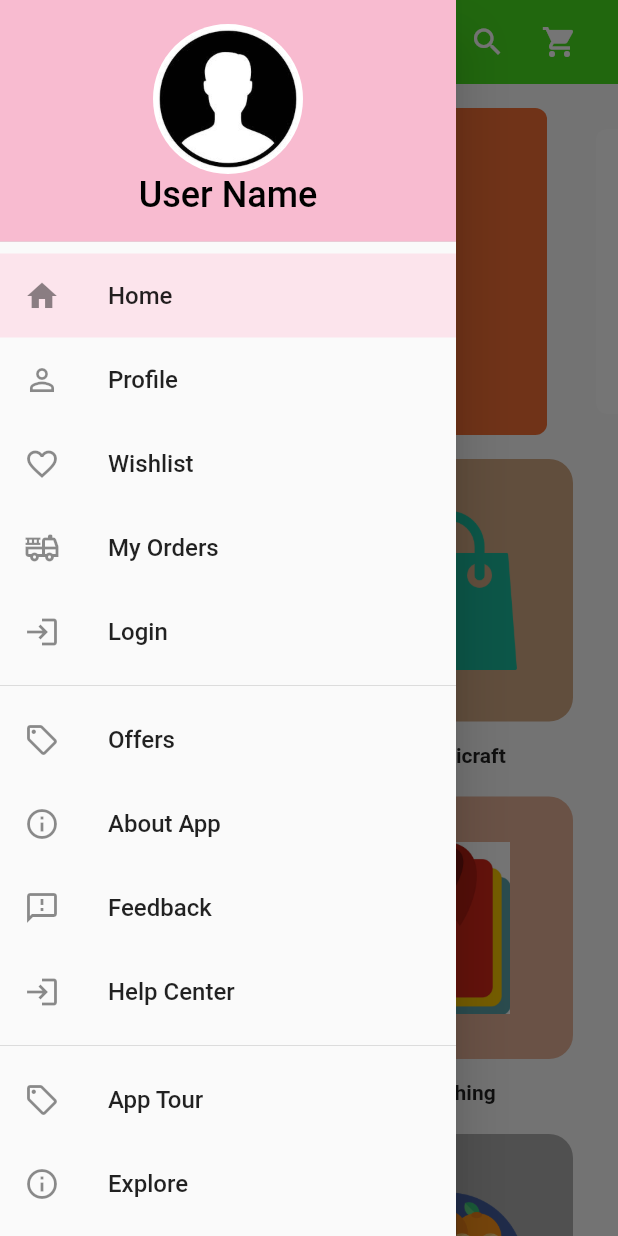
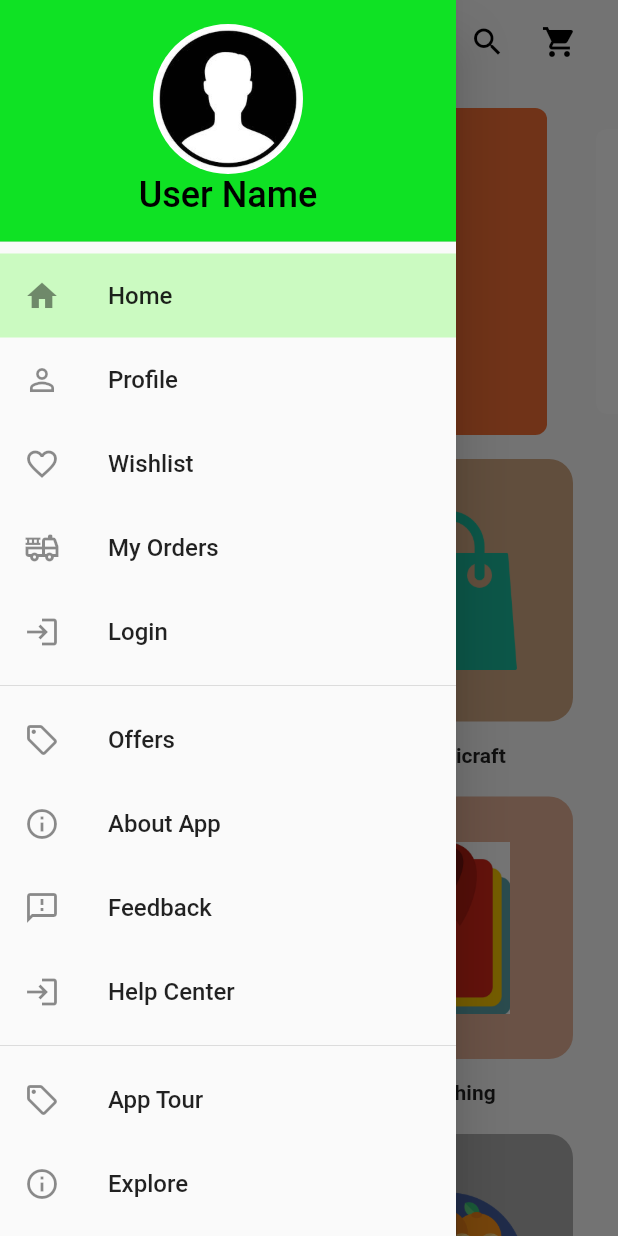
Before and after one commit to Thirumathikart/thirumathikart-client, a Flutter app: the HomePage screen opened by its route, with the side drawer open, on a phone screen of 412 x 824 dp. Run offline on Flutter 3.47's test engine with Material 2 defaults, Android fonts, the phone set to English and light mode, and no system bars; drawn by our look-alikes of carousel_slider; our stand-ins replace font_awesome_flutter, get, get_storage, google_fonts, smooth_page_indicator; accounts and stored records are empty; Roboto replaces fonts that are missing (Brawler).

Commit message:
fix: Add flow to app,themes fixes,app bar fixes (#17)
* fix: Add flow to app,themes fixes,app bar fixes

* fix: Change background color in login and register

```diff
--- a/lib/config/themes.dart
+++ b/lib/config/themes.dart
@@ -4,16 +4,16 @@ class AppTheme {
   static Color bg = const Color(0xFFFFFFFF);
   static Color textPrimary = Colors.black;
   static Color textSecondary = Colors.white;
-  static Color unSelected = const Color.fromARGB(255, 133, 153, 180);
+  static Color unSelected = const Color.fromARGB(255, 40, 153, 61);
   static Color selected = const Color(0xFF0F1113);
   static Color google = const Color(0xFFFF7722);
   static Color facebook = const Color(0xFF138808);
   static Color chakra = const Color.fromARGB(255, 13, 13, 173);
-  static Color navColor = const Color(0xFFF8BBD0);
-  static Color navHighlight = const Color(0xFFFCE4EC);
+  static Color navColor = const Color.fromARGB(255, 15, 226, 36);
+  static Color navHighlight = const Color.fromARGB(255, 203, 250, 193);
   static Color subtle = const Color.fromRGBO(251, 242, 207, 1);
-  static Color card = const Color.fromARGB(100, 192, 220, 236);
+  static Color card = const Color(0xFFFFFFFF);
   static Color bigButton = const Color.fromARGB(255, 255, 127, 80);
   static Color smallButton = const Color.fromARGB(255, 40, 153, 61);
-  static Color searchBar = const Color.fromARGB(255, 236, 208, 192);
+  static Color searchBar = const Color.fromARGB(167, 222, 225, 226);
 }
--- a/lib/main.dart
+++ b/lib/main.dart
@@ -29,7 +29,7 @@ class Thirumathikart extends StatelessWidget {
             textTheme:
                 GoogleFonts.brawlerTextTheme(Theme.of(context).textTheme)),
         debugShowCheckedModeBanner: false,
-        initialRoute: NavigationRoutes.loginRoute,
+        initialRoute: NavigationRoutes.authRoute,
         getPages: NavigationPages.getPages(),
       );
 }
--- a/lib/views/auth.dart
+++ b/lib/views/auth.dart
@@ -14,7 +14,7 @@ class AuthPage extends GetView<AuthController> {
   Widget build(BuildContext context) => Scaffold(
         backgroundColor: AppTheme.bg,
         drawer: const NavWidget(),
-        appBar: appBar('Sign-In'),
+        appBar: appBar('ThirumathiKart'),
         body: SafeArea(
           child: Column(
             mainAxisAlignment: MainAxisAlignment.spaceEvenly,
--- a/lib/views/home.dart
+++ b/lib/views/home.dart
@@ -1,5 +1,5 @@
 import 'package:flutter/material.dart';
-import 'package:thirumathikart_app/widgets/home/appbar_home.dart';
+import 'package:thirumathikart_app/widgets/app_bar.dart';
 import 'package:thirumathikart_app/widgets/home/home_body.dart';
 import 'package:get/get_state_manager/get_state_manager.dart';
 import 'package:thirumathikart_app/controllers/home_controller.dart';
@@ -10,7 +10,7 @@ class HomePage extends GetView<HomeController> {
 
   @override
   Widget build(BuildContext context) => Scaffold(
-      appBar: const BuildAppBar(),
+      appBar: appBar('Home'),
       drawer: const NavWidget(),
       body: Center(
         child: Column(
--- a/lib/views/register.dart
+++ b/lib/views/register.dart
@@ -1,4 +1,5 @@
 import 'package:flutter/material.dart';
+import 'package:thirumathikart_app/widgets/app_bar.dart';
 import 'package:thirumathikart_app/widgets/button/register_button.dart';
 import 'package:thirumathikart_app/constants/textfield_constants.dart';
 
@@ -9,15 +10,16 @@ class RegisterPage extends StatelessWidget {
   Widget build(BuildContext context) {
     double deviceHeight = MediaQuery.of(context).size.height;
     return Scaffold(
+        appBar: appBar('Register'),
         body: SingleChildScrollView(
             child: ConstrainedBox(
                 constraints: BoxConstraints(
-                  minHeight: deviceHeight,
+                  minHeight: deviceHeight * 0.85,
                 ),
                 child: Container(
                     padding: const EdgeInsets.all(20),
                     decoration: const BoxDecoration(
-                      color: Color.fromRGBO(251, 242, 207, 1),
+                      color: Colors.white,
                     ),
                     child: Center(
                         child: Card(
--- a/lib/widgets/NavBar/nav_item.dart
+++ b/lib/widgets/NavBar/nav_item.dart
@@ -21,5 +21,5 @@ class NavItemWidget extends StatelessWidget {
             title,
             style: const TextStyle(fontSize: 16),
           ),
-          onTap: () => Get.toNamed(toRoute ?? NavigationRoutes.main)));
+          onTap: () => Get.offAllNamed(toRoute ?? NavigationRoutes.main)));
 }
--- a/lib/widgets/app_bar.dart
+++ b/lib/widgets/app_bar.dart
@@ -1,5 +1,7 @@
+import 'package:get/get.dart';
 import 'package:thirumathikart_app/config/themes.dart';
 import 'package:flutter/material.dart';
+import 'package:thirumathikart_app/constants/navigation_routes.dart';
 
 PreferredSizeWidget appBar(String label) => AppBar(
     backgroundColor: Colors.transparent,
@@ -12,4 +14,22 @@ PreferredSizeWidget appBar(String label) => AppBar(
           color: AppTheme.textPrimary,
           fontSize: 22),
     ),
+    actions: [
+      Visibility(
+        visible: Get.routing.current == NavigationRoutes.main,
+        child: Row(
+          children: [
+            IconButton(
+              onPressed: () {},
+              icon: const Icon(Icons.search),
+            ),
+            IconButton(
+              onPressed: () {},
+              icon: const Icon(Icons.shopping_cart),
+            ),
+            const SizedBox(width: 15.0)
+          ],
+        ),
+      )
+    ],
     centerTitle: true);
```
Also changed, not shown: lib/views/login.dart (+10 -3 lines), lib/views/product_detail.dart (+65 -65 lines), lib/views/products.dart (+8 -4 lines), lib/widgets/auth/sign_in_button.dart (+18 -6 lines), lib/widgets/button/login_button.dart (+5 -7 lines), lib/widgets/button/register_button.dart (+3 -4 lines), pubspec.lock.
